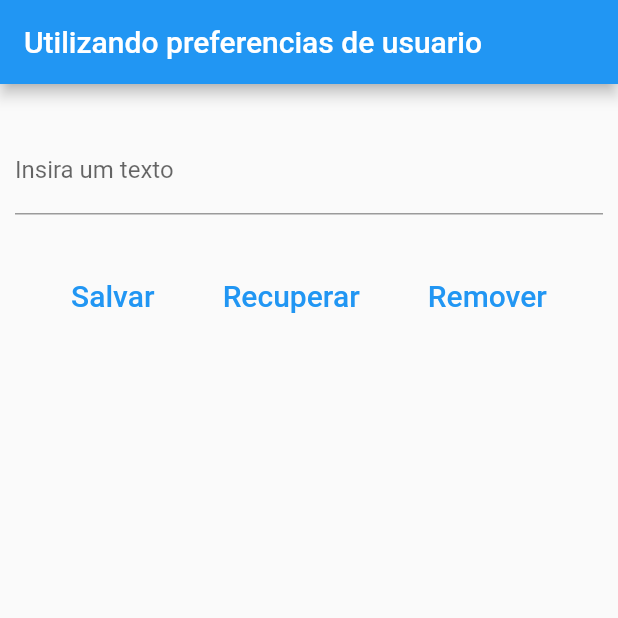
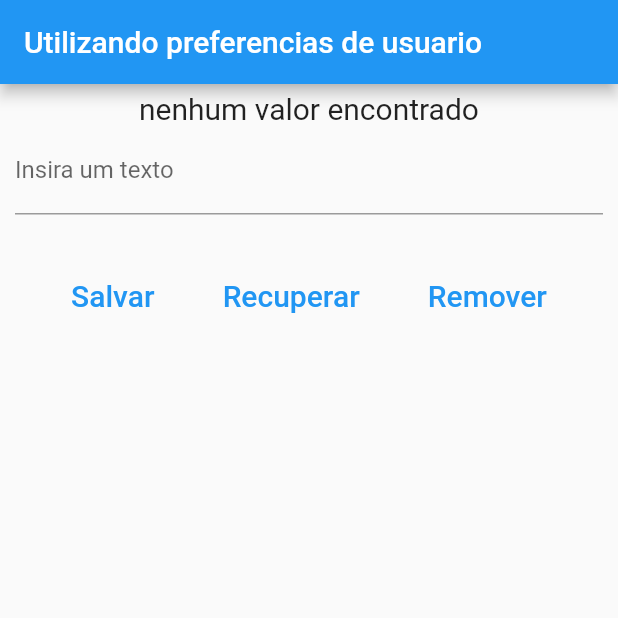
Before and after one commit to Allanfd12/flutter_shared_preferences, a Flutter app: the screen it shows after launch, after a tap on "Recuperar", after a tap on "Remover", on a phone screen of 412 x 824 dp, the top half of it. Run offline on Flutter 3.47's test engine with Material 2 defaults, Android fonts, the phone set to English and light mode, and no system bars; our stand-ins replace shared_preferences.

Commit message:
deleta preferencias

```diff
--- a/lib/home.dart
+++ b/lib/home.dart
@@ -21,13 +21,16 @@ class _HomeState extends State<Home> {
   _recuperar() async{
     final prefs = await SharedPreferences.getInstance();
     setState(() {
-      _textoSalvo =  prefs.getString("nome")??'';
+      _textoSalvo =  prefs.getString("nome")??'nenhum valor encontrado';
+    });
 
-    });
+    print("Texto recuperado ${_textoSalvo}");
 
   }
   _remover() async{
     final prefs = await SharedPreferences.getInstance();
+    prefs.remove("nome");
+    print("Texto removido");
 
   }
   @override
```
